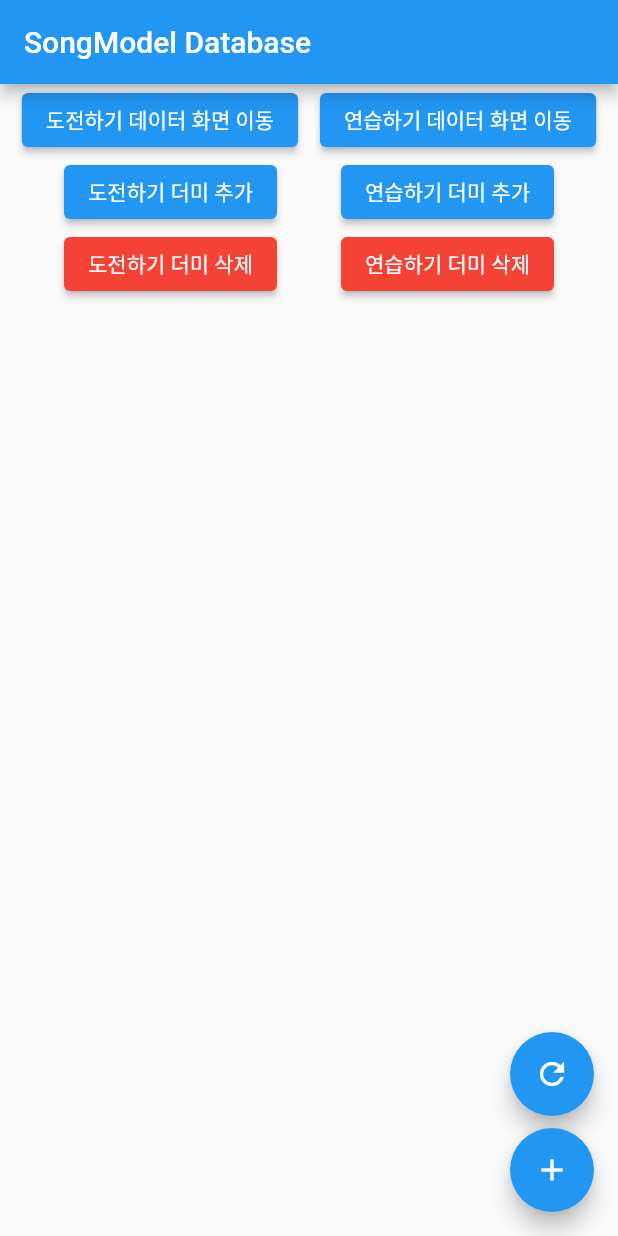
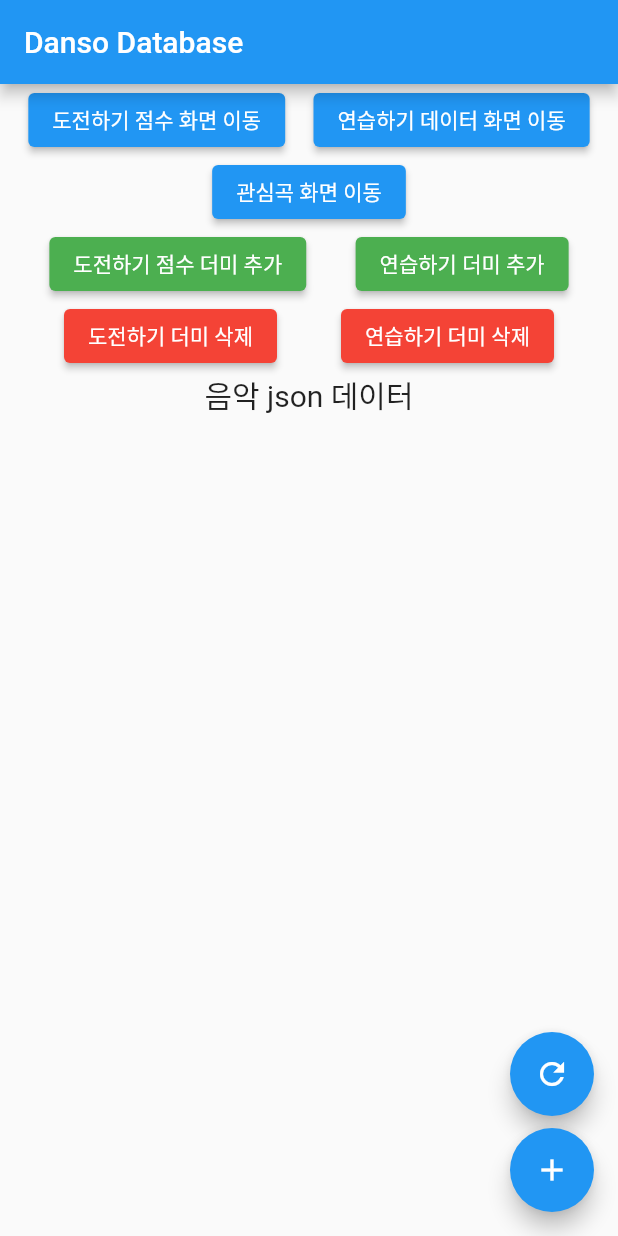
Before and after one commit to jerrycho96/danso_db_pilot, a Flutter app: the MyHomePage screen opened directly, after a tap on "연습하기 더미 추가", on a phone screen of 412 x 824 dp. Run offline on Flutter 3.47's test engine with Material 2 defaults, Android fonts, the phone set to English and light mode, and no system bars; our stand-ins replace get, sqflite; accounts and stored records are empty.

Commit message:
단소 DB CRUD feature : CRUD 기능 추가 docs : 문서 (문서 추가, 수정, 삭제) test : 테스트 <description> 1. 더미 데이터 추가. 2. json 파일로 음악 삽입 가능하게 json 파일 작성. 3. 도전 리스트(제목, 그래프 데이터) 추가 및 점수  최신순 정렬 가능하게 작성 4. 연습하기 녹음듣기, 녹화보기 데이터 리스트 작성. 5. 관심곡 추가, 제거 작성.
<issue-number>

Changes to be committed:
	new file:   assets/json/song.json
	new file:   git-commit-template.txt
	modified:   lib/controller/controllers.dart
	modified:   lib/controller/exer_data_controller.dart
	new file:   lib/controller/like_song_controller.dart
	modified:   lib/controller/song_data_controller.dart
	modified:   lib/db/db_helpers.dart
	modified:   lib/db/insert_dummy.dart
	modified:   lib/main.dart
	modified:   lib/models/exer_model.dart
	modified:   lib/models/models.dart
	new file:   lib/models/song_from_json_model.dart
	modified:   lib/screens/challange.dart
	modified:   lib/screens/exercise.dart
	modified:   lib/screens/graph.dart
	new file:   lib/screens/like.dart
	modified:   lib/screens/screens.dart
	new file:   lib/screens/sound.dart
	new file:   lib/screens/video.dart

```diff
--- a/lib/controller/controllers.dart
+++ b/lib/controller/controllers.dart
@@ -1,3 +1,4 @@
 export 'chal_data_controller.dart';
 export 'exer_data_controller.dart';
 export 'song_data_controller.dart';
+export 'like_song_controller.dart';
--- a/lib/db/db_helpers.dart
+++ b/lib/db/db_helpers.dart
@@ -7,34 +7,6 @@ import 'package:path_provider/path_provider.dart';
 import '../models/models.dart';
 
 final String songTable = 'TB_SONG';
-
-// 더미 데이터
-List<SongModel> songList = [
-  SongModel(
-    songTitle: 'song_title 01',
-    songPath: 'song_path 01',
-    songJangdan: 'song_jangdan 01',
-    songLike: 'false',
-  ),
-  SongModel(
-    songTitle: 'song_title 02',
-    songPath: 'song_path 02',
-    songJangdan: 'song_jangdan 02',
-    songLike: 'false',
-  ),
-  SongModel(
-    songTitle: 'song_title 03',
-    songPath: 'song_path 03',
-    songJangdan: 'song_jangdan 03',
-    songLike: 'false',
-  ),
-  SongModel(
-    songTitle: 'song_title 04',
-    songPath: 'song_path 04',
-    songJangdan: 'song_jangdan 04',
-    songLike: 'false',
-  ),
-];
 
 class DBHelPer {
   DBHelPer._();
@@ -124,9 +96,8 @@ class DBHelPer {
 
   // song query -> TB_SONG
   //===========================================================================
-
   // insert song data
-  insertSongData(SongModel song) async {
+  insertSongData(SongDataModel song) async {
     final db = await database;
     await db.rawInsert(
         'INSERT INTO $songTable (song_title, song_path, song_jangdan, song_like) VALUES(?,?,?,?)',
@@ -175,7 +146,7 @@ class DBHelPer {
   updateSong(SongModel song) async {
     final db = await database;
     var res = db.rawUpdate(
-        '''UPDATE $songTable SET song_title = ?, song_path = ?, song_jangdan = ?, song_like = ? WHERE song_id = ?''',
+        'UPDATE $songTable SET song_title = ?, song_path = ?, song_jangdan = ?, song_like = ? WHERE song_id = ?',
         [
           song.songTitle,
           song.songPath,
@@ -220,7 +191,6 @@ class DBHelPer {
         : [];
     return list;
   }
-
   //===========================================================================
 
   // EXERCISE query -> TB_EXER
@@ -229,10 +199,45 @@ class DBHelPer {
   insertExerData(ExerciseModel exer) async {
     final db = await database;
     await db.rawInsert(
-        'INSERT INTO TB_EXER (song_id, exer_type, exer_path) VALUES(?,?,?)',
-        [exer.songId, exer.exerType, exer.exerPath]);
+        'INSERT INTO TB_EXER (song_id, exer_type, exer_path, exer_time) VALUES(?,?,?,?)',
+        [exer.songId, exer.exerType, exer.exerPath, exer.exerTime]);
   }
 
+  Future<List<ExerciseModel>> readExerSoundData() async {
+    final db = await database;
+    var res = await db.rawQuery(
+        "SELECT * FROM TB_EXER AS e INNER JOIN TB_SONG AS s ON e.song_id = s.song_id WHERE exer_type='sound'");
+    List<ExerciseModel> list = res.isNotEmpty
+        ? res
+            .map(
+              (value) => ExerciseModel(
+                songTitle: value['song_title'],
+                exerPath: value['exer_path'],
+                exerTime: value['exer_time'],
+              ),
+            )
+            .toList()
+        : [];
+    return list;
+  }
+
+  Future<List<ExerciseModel>> readExerVideoData() async {
+    final db = await database;
+    var res = await db.rawQuery(
+        "SELECT * FROM TB_EXER AS e INNER JOIN TB_SONG AS s ON e.song_id = s.song_id WHERE exer_type='video'");
+    List<ExerciseModel> list = res.isNotEmpty
+        ? res
+            .map(
+              (value) => ExerciseModel(
+                songTitle: value['song_title'],
+                exerPath: value['exer_path'],
+                exerTime: value['exer_time'],
+              ),
+            )
+            .toList()
+        : [];
+    return list;
+  }
   //===========================================================================
 
   // 마이페이지 - 기록 탭
@@ -276,7 +281,32 @@ class DBHelPer {
     print(list);
     return list;
   }
-
   //===========================================================================
 
+  // 마이페이지 - 관심곡 리스트
+  //===========================================================================
+  // 관심곡 리스트 불러오기
+  Future<List<SongDataModel>> readLikeSongList() async {
+    final db = await database;
+    var res = await db.rawQuery('SELECT * FROM TB_SONG WHERE song_like="true"');
+    List<SongDataModel> list = res.isNotEmpty
+        ? res
+            .map(
+              (value) => SongDataModel(
+                songId: value['song_id'],
+                songTitle: value['song_title'],
+                songLike: value['song_like'],
+              ),
+            )
+            .toList()
+        : [];
+    return list;
+  }
+
+  // 관심곡 업데이트
+  updateLikeSongList(String songLike, int songId) async {
+    final db = await database;
+    await db.rawUpdate(
+        'UPDATE TB_SONG SET song_like=? WHERE song_id=?', [songLike, songId]);
+  }
 }
--- a/lib/db/insert_dummy.dart
+++ b/lib/db/insert_dummy.dart
@@ -101,24 +101,34 @@ class Dummy {
   insertExerDummy() async {
     final db = await database;
     await db.rawInsert(
-        "INSERT INTO TB_EXER (song_id, exer_type, exer_path) VALUES (01, 'exer_type 01', 'exer_path 01');");
+        "INSERT INTO TB_EXER (song_id, exer_type, exer_path, exer_time) VALUES (01, 'sound', 'exer_path 01', ?);",
+        [DateTime.now().toString()]);
     await db.rawInsert(
-        "INSERT INTO TB_EXER (song_id, exer_type, exer_path) VALUES (02, 'exer_type 02', 'exer_path 02');");
+        "INSERT INTO TB_EXER (song_id, exer_type, exer_path, exer_time) VALUES (02, 'sound', 'exer_path 02', ?);",
+        [DateTime.now().toString()]);
     await db.rawInsert(
-        "INSERT INTO TB_EXER (song_id, exer_type, exer_path) VALUES (03, 'exer_type 03', 'exer_path 03');");
+        "INSERT INTO TB_EXER (song_id, exer_type, exer_path, exer_time) VALUES (03, 'sound', 'exer_path 03', ?);",
+        [DateTime.now().toString()]);
     await db.rawInsert(
-        "INSERT INTO TB_EXER (song_id, exer_type, exer_path) VALUES (04, 'exer_type 04', 'exer_path 04');");
+        "INSERT INTO TB_EXER (song_id, exer_type, exer_path, exer_time) VALUES (04, 'video', 'exer_path 04', ?);",
+        [DateTime.now().toString()]);
     await db.rawInsert(
-        "INSERT INTO TB_EXER (song_id, exer_type, exer_path) VALUES (05, 'exer_type 05', 'exer_path 05');");
+        "INSERT INTO TB_EXER (song_id, exer_type, exer_path, exer_time) VALUES (05, 'sound', 'exer_path 05', ?);",
+        [DateTime.now().toString()]);
     await db.rawInsert(
-        "INSERT INTO TB_EXER (song_id, exer_type, exer_path) VALUES (06, 'exer_type 06', 'exer_path 06');");
+        "INSERT INTO TB_EXER (song_id, exer_type, exer_path, exer_time) VALUES (06, 'sound', 'exer_path 06', ?);",
+        [DateTime.now().toString()]);
     await db.rawInsert(
-        "INSERT INTO TB_EXER (song_id, exer_type, exer_path) VALUES (07, 'exer_type 07', 'exer_path 07');");
+        "INSERT INTO TB_EXER (song_id, exer_type, exer_path, exer_time) VALUES (07, 'sound', 'exer_path 07', ?);",
+        [DateTime.now().toString()]);
     await db.rawInsert(
-        "INSERT INTO TB_EXER (song_id, exer_type, exer_path) VALUES (08, 'exer_type 08', 'exer_path 08');");
+        "INSERT INTO TB_EXER (song_id, exer_type, exer_path, exer_time) VALUES (08, 'video', 'exer_path 08', ?);",
+        [DateTime.now().toString()]);
     await db.rawInsert(
-        "INSERT INTO TB_EXER (song_id, exer_type, exer_path) VALUES (09, 'exer_type 09', 'exer_path 09');");
+        "INSERT INTO TB_EXER (song_id, exer_type, exer_path, exer_time) VALUES (09, 'video', 'exer_path 09', ?);",
+        [DateTime.now().toString()]);
     await db.rawInsert(
-        "INSERT INTO TB_EXER (song_id, exer_type, exer_path) VALUES (10, 'exer_type 10', 'exer_path 10');");
+        "INSERT INTO TB_EXER (song_id, exer_type, exer_path, exer_time) VALUES (10, 'video', 'exer_path 10', ?);",
+        [DateTime.now().toString()]);
   }
 }
--- a/lib/main.dart
+++ b/lib/main.dart
@@ -17,7 +17,7 @@ class MyApp extends StatelessWidget {
       theme: ThemeData(
         primarySwatch: Colors.blue,
       ),
-      home: MyHomePage(title: 'SongModel Database'),
+      home: MyHomePage(title: 'Danso Database'),
     );
   }
 }
@@ -32,14 +32,16 @@ class MyHomePage extends StatefulWidget {
 }
 
 class _MyHomePageState extends State<MyHomePage> {
+  final SongController songController = Get.put(SongController());
+
   @override
   void initState() {
+    // songController.insertSongToJson();
     super.initState();
   }
 
   @override
   Widget build(BuildContext context) {
-    final SongController songController = Get.put(SongController());
     return Scaffold(
         appBar: AppBar(
           title: Text(widget.title),
@@ -50,7 +52,7 @@ class _MyHomePageState extends State<MyHomePage> {
               mainAxisAlignment: MainAxisAlignment.spaceEvenly,
               children: [
                 ElevatedButton(
-                  child: Text('도전하기 데이터 화면 이동'),
+                  child: Text('도전하기 점수 화면 이동'),
                   onPressed: () {
                     Get.to(ChallangeScreen());
                   },
@@ -67,11 +69,31 @@ class _MyHomePageState extends State<MyHomePage> {
               mainAxisAlignment: MainAxisAlignment.spaceEvenly,
               children: [
                 ElevatedButton(
-                  child: Text('도전하기 더미 추가'),
+                  child: Text('관심곡 화면 이동'),
+                  onPressed: () {
+                    Get.to(LikeScreen());
+                  },
+                ),
+                // ElevatedButton(
+                //   child: Text('연습하기 데이터 화면 이동'),
+                //   onPressed: () {
+                //     Get.to(ExerCiseScreen());
+                //   },
+                // ),
+              ],
+            ),
+            Row(
+              mainAxisAlignment: MainAxisAlignment.spaceEvenly,
+              children: [
+                ElevatedButton(
+                  child: Text('도전하기 점수 더미 추가'),
                   onPressed: () {
                     Dummy().insertChalDummy();
                     print('도전하기 더미 추가');
                   },
+                  style: ElevatedButton.styleFrom(
+                    primary: Colors.green,
+                  ),
                 ),
                 ElevatedButton(
                   child: Text('연습하기 더미 추가'),
@@ -79,6 +101,9 @@ class _MyHomePageState extends State<MyHomePage> {
                     Dummy().insertExerDummy();
                     print('연습하기 더미 추가');
                   },
+                  style: ElevatedButton.styleFrom(
+                    primary: Colors.green,
+                  ),
                 ),
               ],
             ),
@@ -107,6 +132,11 @@ class _MyHomePageState extends State<MyHomePage> {
                 ),
               ],
             ),
+            Text(
+              '음악 json 데이터',
+              style: TextStyle(fontSize: 20),
+            ),
+            SizedBox(height: 10),
             GetBuilder<SongController>(
               init: songController,
               builder: (controller) {
@@ -124,9 +154,26 @@ class _MyHomePageState extends State<MyHomePage> {
                               onDismissed: (direction) {
                                 DBHelPer().deleteSong(item.songId);
                               },
-                              child: Center(
-                                child: Text(
-                                    '${item.songId} ${item.songTitle} ${item.songJangdan} ${item.songLike}'),
+                              child: Padding(
+                                padding: const EdgeInsets.all(8.0),
+                                child: Row(
+                                  mainAxisAlignment:
+                                      MainAxisAlignment.spaceBetween,
+                                  children: [
+                                    Text(
+                                        '${item.songId} ${item.songTitle} ${item.songJangdan} ${item.songLike}'),
+                                    IconButton(
+                                        icon: Icon(item.songLike == "true"
+                                            ? Icons.star
+                                            : Icons.star_outline),
+                                        onPressed: () {
+                                          // var b = item.songLike == 'true';
+                                          controller.updateLikeSongList(
+                                              songId: item.songId,
+                                              songLike: item.songLike);
+                                        }),
+                                  ],
+                                ),
                               ),
                             );
                           },
@@ -150,8 +197,8 @@ class _MyHomePageState extends State<MyHomePage> {
               heroTag: null,
               child: Icon(Icons.refresh),
               onPressed: () {
-                // songController.deleteAllSong();
-                DeleteDummy().deleteAllChal();
+                songController.deleteAllSong();
+                print('음악 삭제버튼 선택');
               },
             ),
             SizedBox(height: 8.0),
@@ -159,10 +206,9 @@ class _MyHomePageState extends State<MyHomePage> {
               heroTag: null,
               child: Icon(Icons.add),
               onPressed: () {
-                // Dummy().insertSongDummy();
                 // songController.insertSongDummyData();
-                Dummy().insertChalDummy();
-                print('버튼 선택');
+                songController.insertSongToJson();
+                print('음악 추가 버튼 선택');
               },
             ),
           ],
--- a/lib/models/exer_model.dart
+++ b/lib/models/exer_model.dart
@@ -3,15 +3,17 @@ import 'package:flutter/foundation.dart';
 class ExerciseModel {
   final int exerId;
   final int songId;
+  final String songTitle;
   final String exerType;
   final String exerPath;
   final String exerTime;
 
   ExerciseModel({
     this.exerId,
-    @required this.songId,
-    @required this.exerType,
-    @required this.exerPath,
+    this.songId,
+    this.songTitle,
+    this.exerType,
+    this.exerPath,
     this.exerTime,
   });
 }
--- a/lib/models/models.dart
+++ b/lib/models/models.dart
@@ -3,3 +3,4 @@ export 'exer_model.dart';
 export 'song_model.dart';
 export 'user_model.dart';
 export 'my_history_model.dart';
+export 'song_from_json_model.dart';
--- /dev/null
+++ b/lib/models/song_from_json_model.dart
@@ -0,0 +1,59 @@
+// To parse this JSON data, do
+//
+//     final songFromJson = songFromJsonFromJson(jsonString);
+
+import 'dart:convert';
+
+SongFromJson songFromJsonFromJson(String str) =>
+    SongFromJson.fromJson(json.decode(str));
+
+String songFromJsonToJson(SongFromJson data) => json.encode(data.toJson());
+
+class SongFromJson {
+  SongFromJson({
+    this.songData,
+  });
+
+  List<SongDataModel> songData;
+
+  factory SongFromJson.fromJson(Map<String, dynamic> json) => SongFromJson(
+        songData: List<SongDataModel>.from(
+            json["song_data"].map((x) => SongDataModel.fromJson(x))),
+      );
+
+  Map<String, dynamic> toJson() => {
+        "song_data": List<dynamic>.from(songData.map((x) => x.toJson())),
+      };
+}
+
+class SongDataModel {
+  SongDataModel({
+    this.songId,
+    this.songTitle,
+    this.songPath,
+    this.songJangdan,
+    this.songLike,
+  });
+
+  int songId;
+  String songTitle;
+  String songPath;
+  String songJangdan;
+  String songLike;
+
+  factory SongDataModel.fromJson(Map<String, dynamic> json) => SongDataModel(
+        songId: json["song_id"],
+        songTitle: json["song_title"],
+        songPath: json["song_path"],
+        songJangdan: json["song_jangdan"],
+        songLike: json["song_like"],
+      );
+
+  Map<String, dynamic> toJson() => {
+        "song_id": songId,
+        "song_title": songTitle,
+        "song_path": songPath,
+        "song_jangdan": songJangdan,
+        "song_like": songLike,
+      };
+}
--- a/lib/screens/challange.dart
+++ b/lib/screens/challange.dart
@@ -1,7 +1,6 @@
 import 'package:danso_db_pilot/controller/controllers.dart';
-import 'package:danso_db_pilot/db/db_helpers.dart';
 import 'package:danso_db_pilot/models/models.dart';
-import 'package:danso_db_pilot/screens/graph.dart';
+import 'package:danso_db_pilot/screens/screens.dart';
 import 'package:flutter/material.dart';
 import 'package:get/get.dart';
 
--- a/lib/screens/graph.dart
+++ b/lib/screens/graph.dart
@@ -1,5 +1,4 @@
 import 'package:danso_db_pilot/controller/chal_data_controller.dart';
-import 'package:danso_db_pilot/db/db_helpers.dart';
 import 'package:flutter/material.dart';
 import 'package:get/get.dart';
 
@@ -31,7 +30,11 @@ class _GraphPageState extends State<GraphPage> {
       body: Obx(
         () => Container(
           color: Colors.grey,
+          child: Align(
+            alignment: Alignment.topCenter,
             child: ListView.builder(
+              reverse: true,
+              shrinkWrap: true,
               itemCount: listData.length,
               itemBuilder: (BuildContext context, int index) {
                 return Container(
@@ -47,6 +50,7 @@ class _GraphPageState extends State<GraphPage> {
             ),
           ),
         ),
+      ),
     );
   }
 }
--- a/lib/screens/screens.dart
+++ b/lib/screens/screens.dart
@@ -1,2 +1,6 @@
 export 'challange.dart';
 export 'exercise.dart';
+export 'graph.dart';
+export 'sound.dart';
+export 'video.dart';
+export 'like.dart';
--- a/pubspec.yaml
+++ b/pubspec.yaml
@@ -33,6 +33,7 @@ dependencies:
   path_provider: ^1.6.10
   permission_handler: ^5.0.1+1
   get: ^3.26.0
+  intl: any
 
 dev_dependencies:
   flutter_test:
@@ -50,9 +51,8 @@ flutter:
   uses-material-design: true
 
   # To add assets to your application, add an assets section, like this:
-  # assets:
-  #   - images/a_dot_burr.jpeg
-  #   - images/a_dot_ham.jpeg
+  assets:
+    - assets/json/
 
   # An image asset can refer to one or more resolution-specific "variants", see
   # https://flutter.dev/assets-and-images/#resolution-aware.
```
Also changed, not shown: assets/json/song.json (added, +65 -0 lines), git-commit-template.txt (added, +15 -0 lines), lib/controller/exer_data_controller.dart (+34 -0 lines), lib/controller/like_song_controller.dart (added, +37 -0 lines), lib/controller/song_data_controller.dart (+18 -0 lines), lib/screens/exercise.dart (+20 -2 lines), lib/screens/like.dart (added, +40 -0 lines), lib/screens/sound.dart (added, +33 -0 lines), lib/screens/video.dart (added, +33 -0 lines), pubspec.lock. Lines whose indentation alone changed are shown as unchanged.
